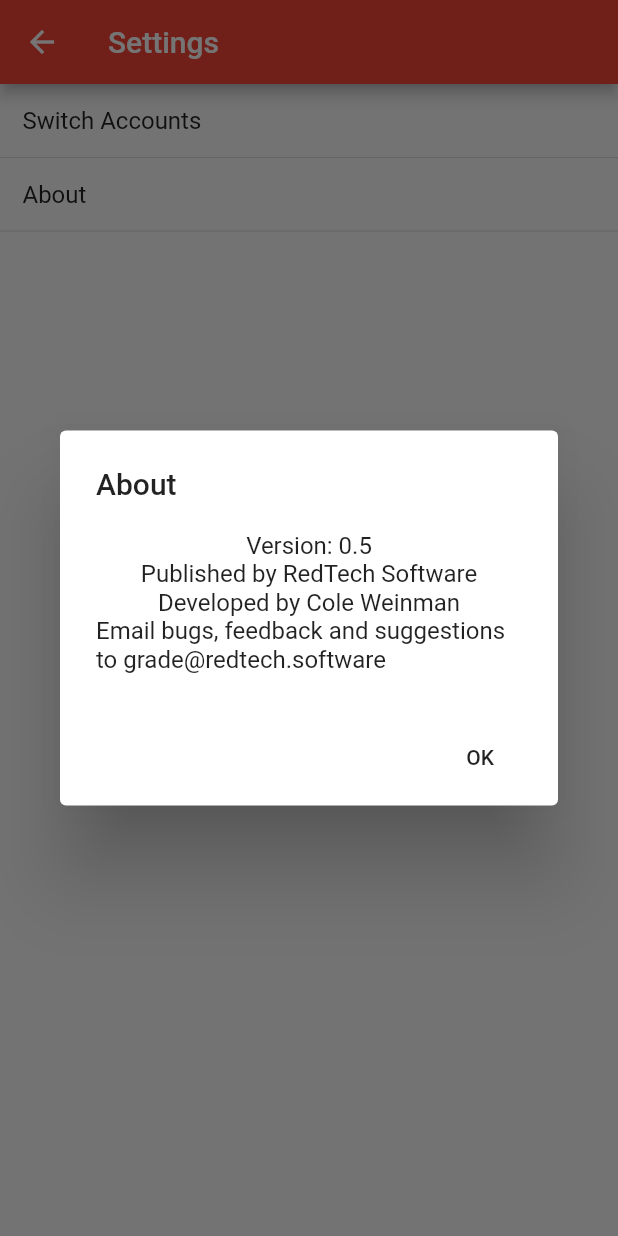
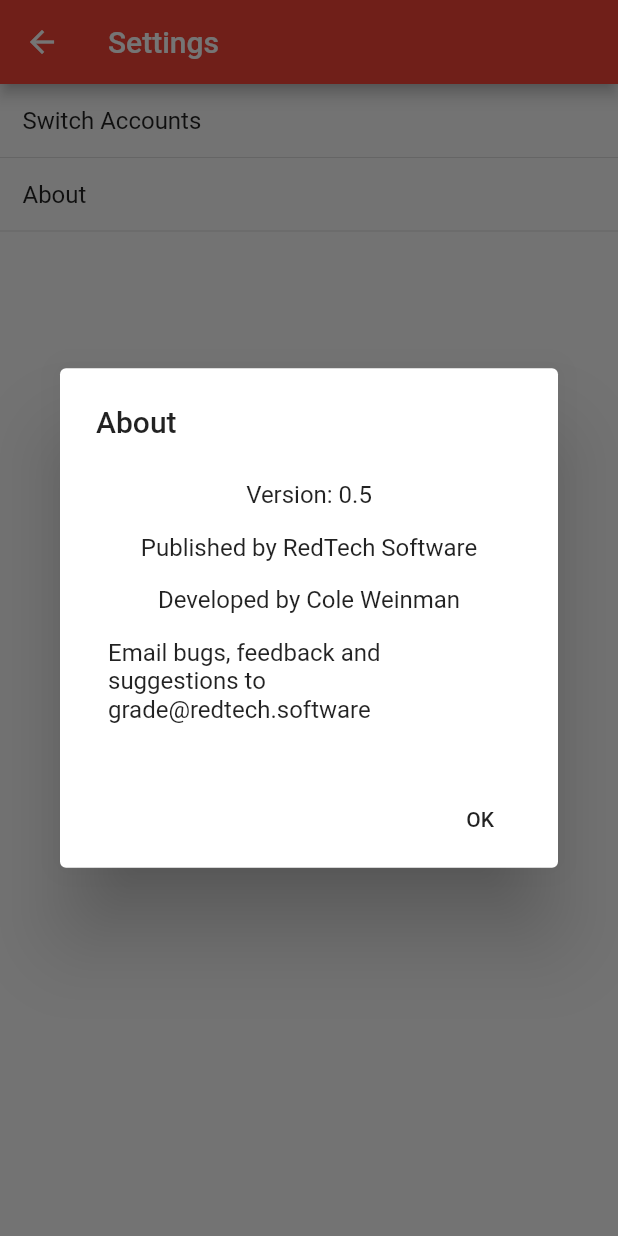
Before and after one commit to RedTech64/GrAde-Mobile, a Flutter app: the Settings screen opened by its route, after a tap on "About", on a phone screen of 412 x 824 dp. Run offline on Flutter 3.47's test engine with Material 2 defaults, Android fonts, the phone set to English and light mode, and no system bars; our stand-ins replace cloud_firestore, firebase_auth, firebase_messaging, google_sign_in; accounts and stored records are empty.

Commit message:
Cleaned up about menu
Added padding between entries in the about menu

```diff
--- a/lib/settings.dart
+++ b/lib/settings.dart
@@ -47,10 +47,22 @@ class SettingsState extends State<Settings> {
                           content: new SingleChildScrollView(
                             child: new Column(
                               children: <Widget>[
-                                new Text('Version: '+version.toString()),
-                                new Text('Published by RedTech Software'),
-                                new Text('Developed by Cole Weinman'),
-                                new Text('Email bugs, feedback and suggestions to grade@redtech.software'),
+                                Padding(
+                                  padding: const EdgeInsets.all(8.0),
+                                  child: new Text('Version: '+version.toString()),
+                                ),
+                                Padding(
+                                  padding: const EdgeInsets.all(8.0),
+                                  child: new Text('Published by RedTech Software'),
+                                ),
+                                Padding(
+                                  padding: const EdgeInsets.all(8.0),
+                                  child: new Text('Developed by Cole Weinman'),
+                                ),
+                                Padding(
+                                  padding: const EdgeInsets.all(8.0),
+                                  child: new Text('Email bugs, feedback and suggestions to grade@redtech.software'),
+                                ),
                               ],
                             ),
                         ),
```
